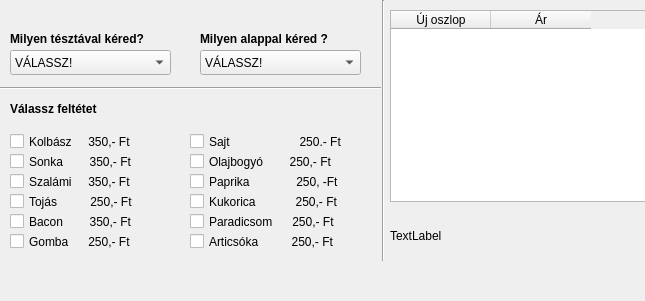
This is pizza.ui in kobanya/PizzaUiPyqt as Qt 5 draws it before an edit. The edited form follows.
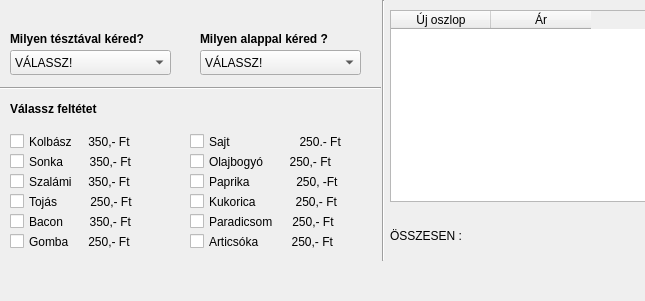
This is the edited form.

Commit message: összeadás

What changed in the file:
```diff
--- a/pizza.ui
+++ b/pizza.ui
@@ -349,7 +349,7 @@
     </rect>
    </property>
    <property name="text">
-    <string>TextLabel</string>
+    <string>ÖSSZESEN :  </string>
    </property>
   </widget>
  </widget>
```
The commit also changes 1 other file.
